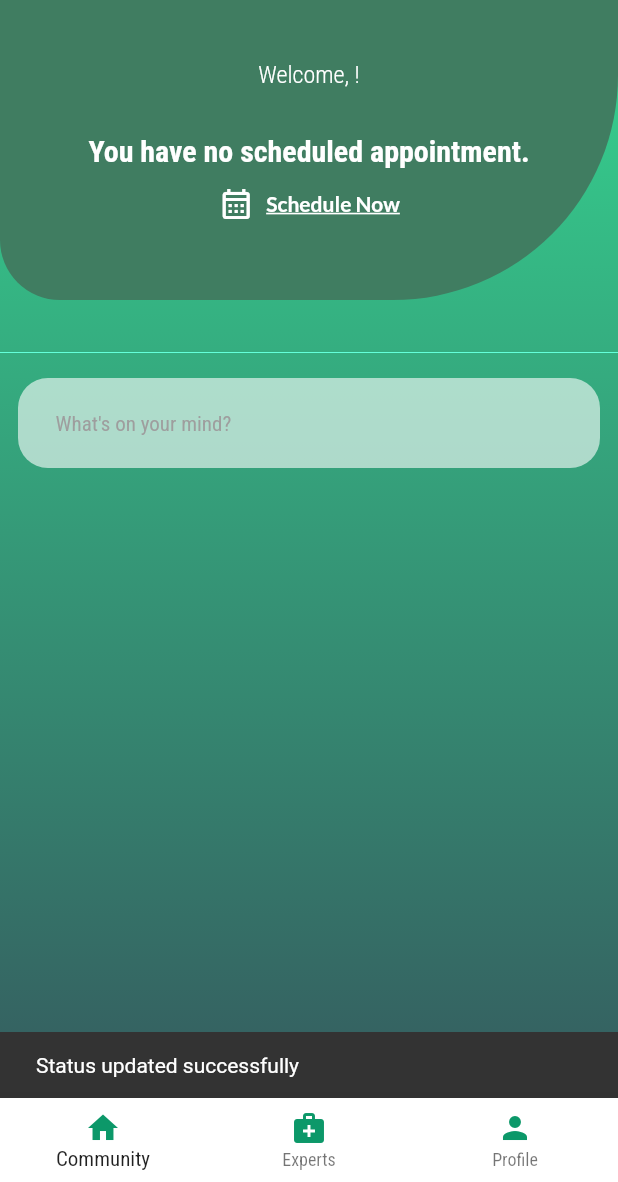
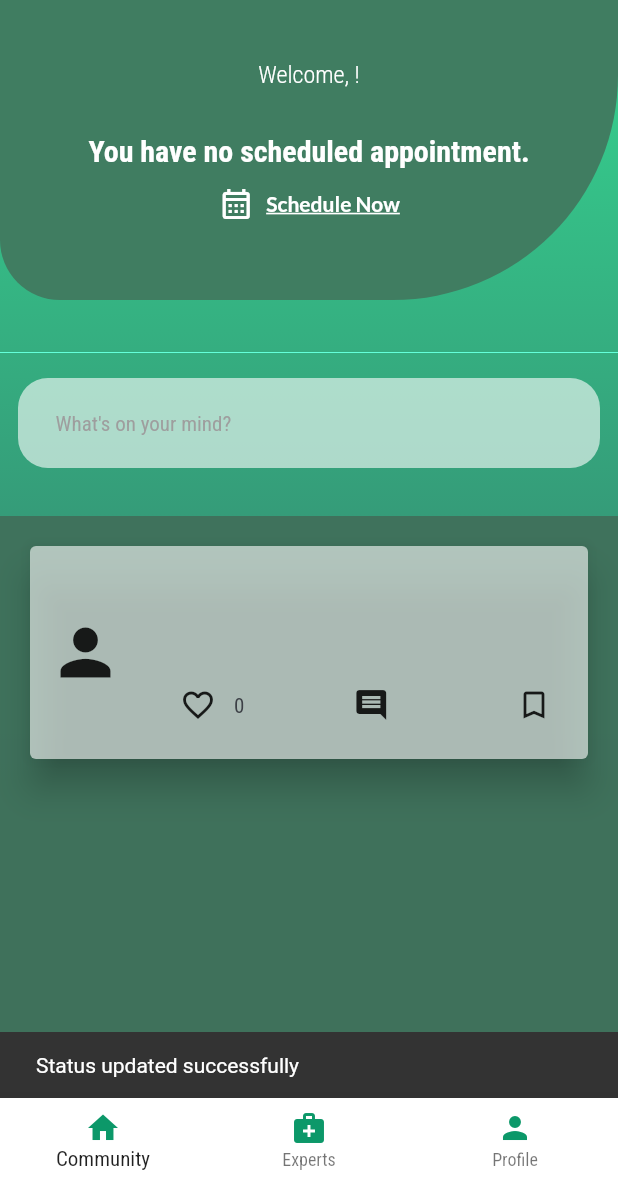
Before and after one commit to JannaShireen/Gro-Better, a Flutter app: the CreatePostWidget screen opened directly, after a tap on "Post", on a phone screen of 412 x 824 dp, the part 54-1236 px from its top. Run offline on Flutter 3.47's test engine with Material 2 defaults, Android fonts, the phone set to English and light mode, and no system bars; our stand-ins replace cloud_firestore, country_picker, firebase_auth, firebase_core, firebase_storage, flutter_rating_bar and 3 more; accounts and stored records are empty.

Commit message:
community page ready

```diff
--- a/lib/model/post.dart
+++ b/lib/model/post.dart
@@ -1,12 +1,12 @@
 import 'package:cloud_firestore/cloud_firestore.dart';
-import 'package:gro_better/model/user_info.dart';
 
 class Post {
   final String username;
   final String content;
   final bool isAnonymous;
 
-  final Timestamp timeStamp;
+  final Timestamp timeStamp; // Change the type to int
+
   bool isLiked;
   int likeCount;
   bool isSaved;
@@ -26,7 +26,7 @@ class Post {
       'username': username,
       'content': content,
       'isAnonymous': isAnonymous,
-      'timestamp': timeStamp.millisecondsSinceEpoch,
+      'timestamp': timeStamp,
       'isLiked': isLiked,
       'likeCount': likeCount,
       'isSaved': isSaved,
@@ -38,7 +38,7 @@ class Post {
     return Post(
       username: data['username'] ?? " ",
       content: data['content'] ?? '',
-      timeStamp: data['timestamp'].toDate(),
+      timeStamp: data['timestamp'], // Convert to int
       isAnonymous: data['isAnonymous'] ?? false,
       isLiked: data['isLiked'] ?? false,
       likeCount: data['likeCount'] ?? 0,
--- a/lib/model/user_info.dart
+++ b/lib/model/user_info.dart
@@ -12,11 +12,8 @@ class UserDetails {
   List<String> sessionNotes = [];
   List<String> posts = [];
   List<String> comments = [];
-
-  // Add more properties as needed
-
-  UserDetails(
-      {required this.uid,
+  UserDetails({
+    required this.uid,
     required this.name,
     required this.email,
     required this.dob,
@@ -24,11 +21,15 @@ class UserDetails {
     this.nationality,
     this.sessionCount,
     this.imageUrl = "",
-      this.sessionNotes = const [],
-      this.posts = const [],
-      this.comments = const []});
+    List<String> sessionNotes = const [],
+    List<String> posts = const [],
+    List<String> comments = const [],
+  })  : sessionNotes = sessionNotes,
+        posts = posts,
+        comments = comments;
 
-  Map<String, dynamic> toJson() => {
+  Map<String, dynamic> toJson() {
+    return {
       "UserID": uid,
       "Name": name,
       "Username": email,
@@ -41,6 +42,7 @@ class UserDetails {
       "Comments": comments,
       "imageUrl": imageUrl,
     };
+  }
 
   static UserDetails fromSnap(DocumentSnapshot snap) {
     var snapshot = snap.data() as Map<String, dynamic>;
--- /dev/null
+++ b/lib/provider/post_provider.dart
@@ -0,0 +1,18 @@
+import 'package:flutter/foundation.dart';
+import 'package:gro_better/model/post.dart';
+
+class PostProvider with ChangeNotifier {
+  List<Post> _posts = [];
+
+  List<Post> get posts => _posts;
+
+  void setPosts(List<Post> posts) {
+    _posts = posts;
+    notifyListeners();
+  }
+
+  void addPost(Post post) {
+    _posts.add(post);
+    notifyListeners();
+  }
+}
--- a/lib/provider/user_provider.dart
+++ b/lib/provider/user_provider.dart
@@ -7,7 +7,7 @@ class UserProvider with ChangeNotifier {
   UserDetails? _user;
   final DatabaseService db = DatabaseService(uid: currentuserId);
 
-  UserDetails get getUser => _user!;
+  UserDetails? get getUser => _user;
 
   Future<void> refreshUser() async {
     UserDetails user = await db.getUserDetails();
--- a/lib/screens/community/community.dart
+++ b/lib/screens/community/community.dart
@@ -3,6 +3,7 @@ import 'package:google_fonts/google_fonts.dart';
 import 'package:gro_better/model/user_info.dart';
 import 'package:gro_better/provider/user_provider.dart';
 import 'package:gro_better/screens/community/widgets/post_status.dart';
+import 'package:gro_better/screens/community/widgets/post_view.dart';
 import 'package:gro_better/services/auth.dart';
 import 'package:provider/provider.dart';
 
@@ -15,7 +16,7 @@ class CommunityScreen extends StatelessWidget {
 
   @override
   Widget build(BuildContext context) {
-    UserDetails userInfo = Provider.of<UserProvider>(context).getUser;
+    UserDetails? userInfo = Provider.of<UserProvider>(context).getUser;
     Size size = MediaQuery.of(context).size;
 
     // UserDetails document = UserDetails.fromMap(snapshot.data);
@@ -56,7 +57,7 @@ class CommunityScreen extends StatelessWidget {
                     mainAxisAlignment: MainAxisAlignment.center,
                     children: [
                       Text(
-                        'Welcome, ${userInfo.name}!',
+                        'Welcome, ${userInfo?.name ?? ''}!',
                         style: textStyle2,
                       ),
                       kHeight30,
@@ -124,7 +125,7 @@ class CommunityScreen extends StatelessWidget {
               ),
 
               kHeight20,
-              // const Expanded(child: PostViewWidget()),
+              const Expanded(child: PostViewWidget()),
               //
             ],
           ),
--- a/lib/screens/community/widgets/post_status.dart
+++ b/lib/screens/community/widgets/post_status.dart
@@ -1,5 +1,4 @@
 import 'package:cloud_firestore/cloud_firestore.dart';
-import 'package:firebase_auth/firebase_auth.dart';
 import 'package:flutter/material.dart';
 import 'package:gro_better/model/post.dart';
 import 'package:gro_better/model/user_info.dart';
@@ -16,8 +15,8 @@ class CreatePostWidget extends StatelessWidget {
 
   @override
   Widget build(BuildContext context) {
-    UserDetails userInfo = Provider.of<UserProvider>(context).getUser;
-    final String currentUsername = userInfo.email;
+    UserDetails? userInfo = Provider.of<UserProvider>(context).getUser;
+    final String currentUsername = userInfo!.email.split('@')[0];
     return ChangeNotifierProvider(
       create: (_) => PostOptionsProvider(),
       child: Scaffold(
@@ -26,7 +25,8 @@ class CreatePostWidget extends StatelessWidget {
           automaticallyImplyLeading: true,
           backgroundColor: const Color.fromARGB(248, 64, 123, 96),
         ),
-        body: Container(
+        body: SingleChildScrollView(
+          child: Container(
             padding: const EdgeInsets.all(30.0),
             child: Column(
               mainAxisAlignment: MainAxisAlignment.start,
@@ -41,6 +41,7 @@ class CreatePostWidget extends StatelessWidget {
                           provider.isAnonymous
                               ? 'Anonymous'
                               : '@$currentUsername',
+                          style: textStyle2,
                         );
                       },
                     ),
@@ -54,6 +55,7 @@ class CreatePostWidget extends StatelessWidget {
                     border: OutlineInputBorder(
                       borderRadius: BorderRadius.circular(10),
                     ),
+                    hintStyle: const TextStyle(color: Colors.grey),
                     hintText: 'What\'s on your mind?',
                   ),
                 ),
@@ -89,7 +91,10 @@ class CreatePostWidget extends StatelessWidget {
                 Row(
                   mainAxisAlignment: MainAxisAlignment.center,
                   children: [
-                  const Text('Post as Anonymous'),
+                    const Text(
+                      'Post as Anonymous',
+                      style: textStyle2,
+                    ),
                     const SizedBox(width: 8),
                     Consumer<PostOptionsProvider>(
                       builder: (context, provider, child) {
@@ -107,19 +112,24 @@ class CreatePostWidget extends StatelessWidget {
             ),
           ),
         ),
+      ),
     );
   }
 
   void submitPost(BuildContext context, String userName) async {
+    DateTime currentTime = DateTime.now();
+    Timestamp timestamp = Timestamp.fromDate(currentTime);
+
     var postContent = _textEditingController.text;
     var provider = Provider.of<PostOptionsProvider>(context, listen: false);
     Post newPost = Post(
         username: userName,
         content: postContent,
         isAnonymous: provider.isAnonymous,
-        timeStamp: Timestamp.now());
+        timeStamp: timestamp);
     String? statusID =
         await DatabaseService(uid: currentuserId).postStatus(newPost);
+    //print('status updated and id is $statusID');
     if (statusID != null) {
       await DatabaseService(uid: currentuserId)
           .updateStatusReferenceInUser(currentuserId, statusID);
--- a/lib/screens/community/widgets/post_view.dart
+++ b/lib/screens/community/widgets/post_view.dart
@@ -1,116 +1,143 @@
+import 'package:cloud_firestore/cloud_firestore.dart';
+import 'package:flutter/material.dart';
+import 'package:google_fonts/google_fonts.dart';
+import 'package:gro_better/model/post.dart';
 
-// class PostViewWidget extends StatefulWidget {
-//   const PostViewWidget({super.key});
+class PostViewWidget extends StatelessWidget {
+  const PostViewWidget({Key? key}) : super(key: key);
 
-//   @override
-//   _PostViewWidgetState createState() => _PostViewWidgetState();
-// }
+  @override
+  Widget build(BuildContext context) {
+    return Scaffold(
+      body: StreamBuilder<QuerySnapshot>(
+          stream: FirebaseFirestore.instance.collection('posts').snapshots(),
+          builder: (context, snapshot) {
+            if (snapshot.hasData) {
+              final List<Post> posts = snapshot.data!.docs
+                  .map((doc) => Post.fromDocumentSnapshot(doc))
+                  .toList();
 
-// class _PostViewWidgetState extends State<PostViewWidget> {
-//   List<Post> posts = [
-//     Post(
-//         username: 'User1',
-//         content:
-//             "For the great doesn't happen through impulse alone, and is a succession of little things that are brought together"),
-//     Post(
-//         username: 'User2',
-//         content:
-//             "To do the useful thing, to say the courageous thing, to contemplate the beautiful thing: that is enough for one man's life"),
-//     Post(
-//         username: 'User3',
-//         content:
-//             "The art of life is to know how to enjoy a little and to endure very much.")
-//     // Add more posts here...
-//   ];
-//   @override
-//   Widget build(BuildContext context) {
-//     return ListView.builder(
-//       itemCount: posts.length,
-//       itemBuilder: (BuildContext context, int index) {
-//         return buildPostCard(posts[index]);
-//       },
-//     );
-//   }
+              return Container(
+                padding: const EdgeInsets.all(10.0), // Add desired spacing
+                child: ListView.builder(
+                    itemCount: posts.length,
+                    itemBuilder: (BuildContext context, int index) {
+                      final post = posts[index];
+                      return Card(
+                        color: Colors.white60,
+                        elevation: 10,
+                        margin: const EdgeInsets.all(10),
+                        child: Padding(
+                          padding: const EdgeInsets.all(12.0),
+                          child: Row(
+                            mainAxisAlignment: MainAxisAlignment.spaceEvenly,
+                            children: [
+                              Padding(
+                                padding: const EdgeInsets.only(right: 23),
+                                child: Container(
+                                    alignment: AlignmentDirectional.centerStart,
+                                    child: const Icon(
+                                      Icons.person,
+                                      size: 50,
+                                    )),
+                              ),
+                              const SizedBox(
+                                width: 3,
+                              ),
+                              Expanded(
+                                child: Column(
+                                  crossAxisAlignment: CrossAxisAlignment.start,
+                                  children: [
+                                    Text(post.username,
+                                        style: GoogleFonts.roboto(
+                                            fontSize: 22,
+                                            fontWeight: FontWeight.bold)),
+                                    const SizedBox(height: 12.0),
+                                    Text(post.content),
+                                    const SizedBox(height: 16.0),
+                                    Row(
+                                      mainAxisAlignment:
+                                          MainAxisAlignment.spaceBetween,
+                                      children: [
+                                        Row(
+                                          children: [
+                                            IconButton(
+                                              icon: Icon(post.isLiked
+                                                  ? Icons.favorite
+                                                  : Icons.favorite_border),
+                                              onPressed: () {
+                                                // setState(() {
+                                                //   post.isLiked = !post.isLiked;
+                                                //   if (post.isLiked) {
+                                                //     post.likeCount++;
+                                                //   } else {
+                                                //     post.likeCount--;
+                                                //   }
+                                                // });
+                                              },
+                                            ),
+                                            Text(post.likeCount.toString()),
+                                          ],
+                                        ),
+                                        IconButton(
+                                          icon: const Icon(Icons.comment),
+                                          onPressed: () {
+                                            // Handle comment button press
+                                          },
+                                        ),
+                                        IconButton(
+                                          icon: Icon(post.isSaved
+                                              ? Icons.bookmark
+                                              : Icons.bookmark_border),
+                                          onPressed: () {
+                                            // setState(() {
+                                            //   post.isSaved = !post.isSaved;
+                                            // });
+                                          },
+                                        ),
+                                      ],
+                                    ),
+                                  ],
+                                ),
+                              )
+                            ],
+                          ),
+                        ),
+                      );
+                    }),
+              );
+            } else if (snapshot.hasError) {
+              return Text('Error: ${snapshot.error}');
+            } else {
+              return const Center(child: CircularProgressIndicator());
+            }
+          }),
+    );
+  }
+}
 
-//   Widget buildPostCard(Post post) {
-//     return Card(
-//       color: Colors.white60,
-//       elevation: 10,
-//       margin: const EdgeInsets.all(10),
-//       child: Padding(
-//         padding: const EdgeInsets.all(12.0),
-//         child: Row(
-//           mainAxisAlignment: MainAxisAlignment.spaceEvenly,
-//           children: [
-//             Padding(
-//               padding: const EdgeInsets.only(right: 23),
-//               child: Container(
-//                 alignment: AlignmentDirectional.centerStart,
-//                 child: const ProfilePic(
-//                   imageUrl: 'alan.jpg',
-//                 ),
-//               ),
-//             ),
-//             const SizedBox(
-//               width: 3,
-//             ),
-//             Expanded(
-//               child: Column(
-//                 crossAxisAlignment: CrossAxisAlignment.start,
-//                 children: [
-//                   Text(post.username,
-//                       style: GoogleFonts.roboto(
-//                           fontSize: 22, fontWeight: FontWeight.bold)),
-//                   const SizedBox(height: 12.0),
-//                   Text(post.content),
-//                   const SizedBox(height: 16.0),
-//                   Row(
-//                     mainAxisAlignment: MainAxisAlignment.spaceBetween,
-//                     children: [
-//                       Row(
-//                         children: [
-//                           IconButton(
-//                             icon: Icon(post.isLiked
-//                                 ? Icons.favorite
-//                                 : Icons.favorite_border),
-//                             onPressed: () {
-//                               setState(() {
-//                                 post.isLiked = !post.isLiked;
-//                                 if (post.isLiked) {
-//                                   post.likeCount++;
-//                                 } else {
-//                                   post.likeCount--;
-//                                 }
-//                               });
-//                             },
-//                           ),
-//                           Text(post.likeCount.toString()),
-//                         ],
-//                       ),
-//                       IconButton(
-//                         icon: const Icon(Icons.comment),
-//                         onPressed: () {
-//                           // Handle comment button press
-//                         },
-//                       ),
-//                       IconButton(
-//                         icon: Icon(post.isSaved
-//                             ? Icons.bookmark
-//                             : Icons.bookmark_border),
-//                         onPressed: () {
-//                           setState(() {
-//                             post.isSaved = !post.isSaved;
-//                           });
-//                         },
-//                       ),
-//                     ],
-//                   ),
-//                 ],
-//               ),
-//             )
-//           ],
-//         ),
-//       ),
-//     );
-//   }
-// }
+
+
+                  // child: ListTile(
+                  //   title: Row(
+                  //     children: [
+                  //       const CircleAvatar(
+                  //         child: Icon(Icons.person),
+                  //       ),
+                  //       const SizedBox(width: 10),
+                  //       Consumer<PostOptionsProvider>(
+                  //         builder: (context, provider, child) {
+                  //           return Text(
+                  //             provider.isAnonymous
+                  //                 ? 'Anonymous'
+                  //                 : post.username,
+                  //             style: textStyle2,
+                  //           );
+                  //         },
+                  //       ),
+                  //     ],
+                  //   ),
+                  //   //Text(post.username),
+                  //   subtitle: Text(post.content),
+                  //   // Display other post information as needed
+                  // ),
--- a/lib/screens/profile/edit_profile.dart
+++ b/lib/screens/profile/edit_profile.dart
@@ -22,7 +22,7 @@ class _EditProfileState extends State<EditProfile> {
   Widget build(BuildContext context) {
     final formKey = GlobalKey<FormState>();
     String selectedCountry = '';
-    UserDetails userInfo = Provider.of<UserProvider>(context).getUser;
+    UserDetails? userInfo = Provider.of<UserProvider>(context).getUser;
     return Scaffold(
       appBar: AppBar(
         backgroundColor: kPrimaryColor,
--- a/lib/screens/profile/profile.dart
+++ b/lib/screens/profile/profile.dart
@@ -16,14 +16,14 @@ class ProfileScreen extends StatelessWidget {
   @override
   Widget build(BuildContext context) {
     final AuthService auth = AuthService();
-    UserDetails userInfo = Provider.of<UserProvider>(context).getUser;
+    UserDetails? userInfo = Provider.of<UserProvider>(context).getUser;
 
     return Scaffold(
       appBar: AppBar(
         backgroundColor: kPrimaryColor,
         elevation: 0.0,
         title: Text(
-          '@${userInfo.email}',
+          '@${userInfo?.email} ',
           //  ' ${user.email}',
           //' ${document!['Email']}'.split("@")[0],
           style: Theme.of(context).textTheme.headlineMedium!.copyWith(
--- a/lib/screens/widgets/my_thoughts.dart
+++ b/lib/screens/widgets/my_thoughts.dart
@@ -1,4 +1,5 @@
 import 'package:flutter/material.dart';
+import 'package:gro_better/screens/community/widgets/post_status.dart';
 import 'package:gro_better/shared/constants.dart';
 
 class ThoughtsTab extends StatelessWidget {
@@ -17,7 +18,10 @@ class ThoughtsTab extends StatelessWidget {
         ElevatedButton(
             style: ButtonStyle(
                 backgroundColor: MaterialStateProperty.all(kButtonColor)),
-            onPressed: () {},
+            onPressed: () {
+              Navigator.of(context).push(
+                  MaterialPageRoute(builder: (context) => CreatePostWidget()));
+            },
             child: const Text(
               'Share your thoughts',
               style: TextStyle(color: kBackgroundColor),
--- a/lib/screens/widgets/top_section.dart
+++ b/lib/screens/widgets/top_section.dart
@@ -12,7 +12,7 @@ class TopSection extends StatelessWidget {
 
   @override
   Widget build(BuildContext context) {
-    UserDetails userInfo = Provider.of<UserProvider>(context).getUser;
+    UserDetails? userInfo = Provider.of<UserProvider>(context).getUser;
     return Container(
       padding: const EdgeInsets.all(20),
       child: Row(
@@ -25,7 +25,7 @@ class TopSection extends StatelessWidget {
           Column(
             children: [
               Text(
-                ' ${userInfo.name}',
+                ' ${userInfo?.name}',
                 //'${document['name']}',
                 style: const TextStyle(
                   fontSize: 27,
@@ -35,7 +35,7 @@ class TopSection extends StatelessWidget {
               ),
               kHeight10,
               Text(
-                'Born on ${'${userInfo.dob}'.split(" ")[0]}',
+                'Born on ${'${userInfo?.dob}'.split(" ")[0]}',
                 //  'DOB: ${'${document['DOB']}.'.split(" ")[0]}',
                 style: textStyle2,
               ),
@@ -47,8 +47,8 @@ class TopSection extends StatelessWidget {
                 style: ButtonStyle(
                     backgroundColor: MaterialStateProperty.all(kButtonColor)),
                 onPressed: () {
-                  Navigator.of(context).push(
-                      MaterialPageRoute(builder: ((context) => EditProfile())));
+                  Navigator.of(context).push(MaterialPageRoute(
+                      builder: ((context) => const EditProfile())));
                 },
                 child: const Text('Edit Profile'),
               ),
--- a/lib/services/database/database.dart
+++ b/lib/services/database/database.dart
@@ -5,7 +5,6 @@ import 'package:firebase_auth/firebase_auth.dart';
 import 'package:firebase_storage/firebase_storage.dart';
 import 'package:gro_better/model/post.dart';
 import 'package:gro_better/model/user_info.dart';
-import 'package:gro_better/shared/constants.dart';
 
 class DatabaseService {
   final String uid;
@@ -69,43 +68,32 @@ class DatabaseService {
       // Get the reference to the user document in the "users" collection
       DocumentReference userRef = userCollection.doc(userId);
 
-      // Update the "statusReferences" field using the FieldValue.arrayUnion() method
-      await userRef.update({
+      // Get the user document data
+      DocumentSnapshot userSnapshot = await userRef.get();
+      Map<String, dynamic> userData =
+          userSnapshot.data() as Map<String, dynamic>;
+
+      // Create a new map for the updated "statusReferences" field
+      Map<String, dynamic> updatedData = {
         'statusReferences':
             FieldValue.arrayUnion([_postsCollection.doc(statusId)]),
-      });
+      };
+
+      // If the user has a "postedBy" field, add the statusId to it
+      // if (userData.containsKey('postedBy')) {
+      //   updatedData['postedBy'] = FieldValue.arrayUnion([statusId]);
+      // } else {
+      //   updatedData['postedBy'] = [statusId];
+      // }
+
+      // Update the user document with the new data
+      await userRef.update(updatedData);
     } catch (error) {
       print('Error updating status reference in user: $error');
     }
   }
 
-  // void postStatus(status) async {
-  //   try {
-  //     // Create a new document with a unique ID in the "statuses" collection
-
-  //     // Set the fields for the status document
-  //     await statusRef.set({
-  //       'userId': currentuserId,
-  //       'status': status,
-  //       'timestamp': FieldValue.serverTimestamp(),
-  //     });
-  //     // ScaffoldMessenger.of(context).showSnackBar(
-  //     //   const SnackBar(
-  //     //     content: Text('Status updated successfully'),
-  //     //   ),
-  //     // );
-
-  //     print('Status posted successfully!');
-  //   } catch (error) {
-  //     // ScaffoldMessenger.of(context).showSnackBar(
-  //     //   const SnackBar(
-  //     //     content: Text('Error updating status'),
-  //     //   ),
-  //     // );
-  //     print('Error posting status: $error');
-  //   }
-  // }
-
+  //
   Stream<QuerySnapshot> get users {
     return userCollection.snapshots();
   }
--- a/pubspec.yaml
+++ b/pubspec.yaml
@@ -48,6 +48,10 @@ dependencies:
   country_picker: ^2.0.20
   image_picker: ^0.8.9
   firebase_storage: ^11.2.3
+  paginate_firestore:
+    git:
+      url: https://github.com/akhilarimbra/paginate_firestore
+      ref: master
 
 
 dev_dependencies:
```
Also changed, not shown: lib/provider/edit_profile_provider.dart (deleted, +0 -61 lines), pubspec.lock. Lines whose indentation alone changed are shown as unchanged.
